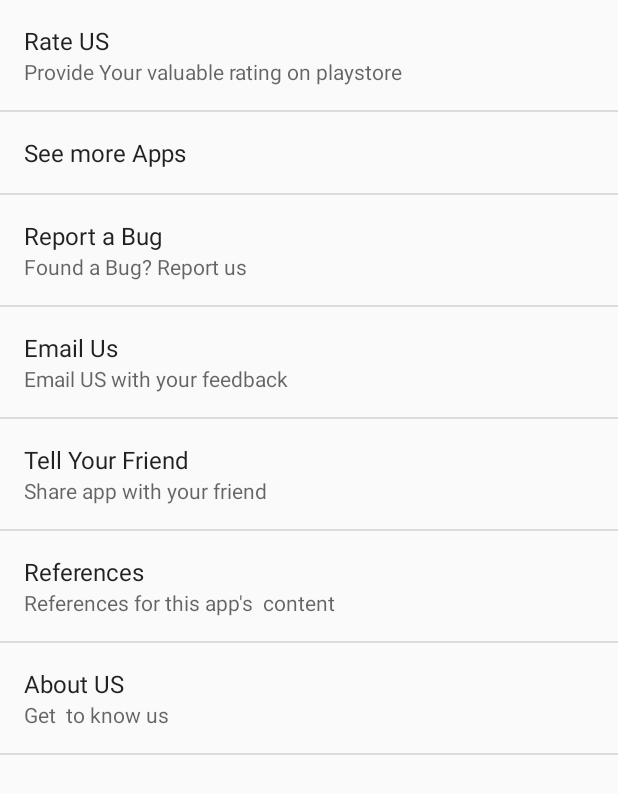
After one commit to jitendrachoudhary9623/QuizApp, an Android app: the PrefActivity screen opened directly, with no data from a screen before it, on a phone screen of 412 x 824 dp. The commit adds this screen. Shown: the top 794 px of the screen. Run offline under Robolectric (Android 15) with nearby library versions, the phone set to English and light mode, and no system bars.

Commit message:
Preference Settings

```diff
--- a/app/src/main/AndroidManifest.xml
+++ b/app/src/main/AndroidManifest.xml
@@ -50,9 +50,11 @@
             android:name=".Activity.InterviewActivity"
             android:screenOrientation="portrait"
             android:theme="@style/AppFullScreenTheme2" />
-        <activity android:name=".Activity.SectionActivity"
+        <activity
+            android:name=".Activity.SectionActivity"
             android:screenOrientation="portrait"
-            android:theme="@style/AppFullScreenTheme2"></activity>
+            android:theme="@style/AppFullScreenTheme2" />
+        <activity android:name=".Activity.PrefActivity"></activity>
     </application>
 
 </manifest>
--- a/app/src/main/res/menu/menu.xml
+++ b/app/src/main/res/menu/menu.xml
@@ -6,6 +6,10 @@
         android:orderInCategory="100"
         android:title="update"
         app:showAsAction="always" />
-
+    <item
+        android:id="@+id/action_settings"
+        android:orderInCategory="101"
+        android:title="Settings"
+        app:showAsAction="ifRoom" />
 
 </menu>
--- a/app/src/main/res/values/strings.xml
+++ b/app/src/main/res/values/strings.xml
@@ -11,4 +11,6 @@
     <string name="theory">Theory</string>
     <string name="navigation_drawer_close">close</string>
     <string name="navigation_drawer_open">open</string>
+    <string name="emailId">Jitendra93266@gmail.com</string>
+    <string name="playstore">com.quizapp.jitcodez.quizapp</string>
 </resources>
--- /dev/null
+++ b/app/src/main/res/xml/preferences.xml
@@ -0,0 +1,24 @@
+<?xml version="1.0" encoding="utf-8"?>
+<PreferenceScreen xmlns:android="http://schemas.android.com/apk/res/android">
+    <Preference android:title="Rate US"
+        android:key="rate_us"
+        android:summary="Provide Your valuable rating on playstore"></Preference>
+    <Preference android:title="See more Apps"
+        android:key="more"
+      ></Preference>
+    <Preference android:title="Report a Bug"
+        android:key="bug"
+        android:summary="Found a Bug? Report us "></Preference>
+    <Preference android:title="Email Us"
+        android:key="email"
+        android:summary="Email US with your feedback"></Preference>
+    <Preference android:title="Tell Your Friend"
+        android:key="friend"
+        android:summary="Share app with your friend"></Preference>
+    <Preference android:title="References"
+        android:key="ref"
+        android:summary="References for this app's  content"></Preference>
+    <Preference android:title="About US"
+    android:key="about"
+    android:summary="Get  to know us"></Preference>
+</PreferenceScreen>
```
Also changed, not shown: app/src/main/java/com/quizapp/jitcodez/quizapp/Activity/PrefActivity.java (added, +224 -0 lines), app/src/main/java/com/quizapp/jitcodez/quizapp/Activity/TabActivity.java (+7 -1 lines), app/src/main/res/layout/activity_pref.xml (added, +9 -0 lines).
